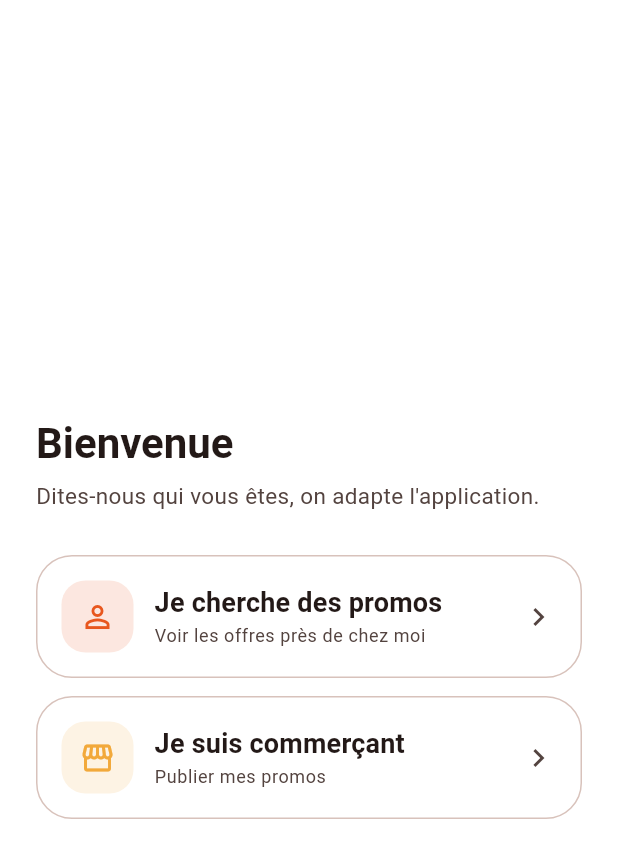
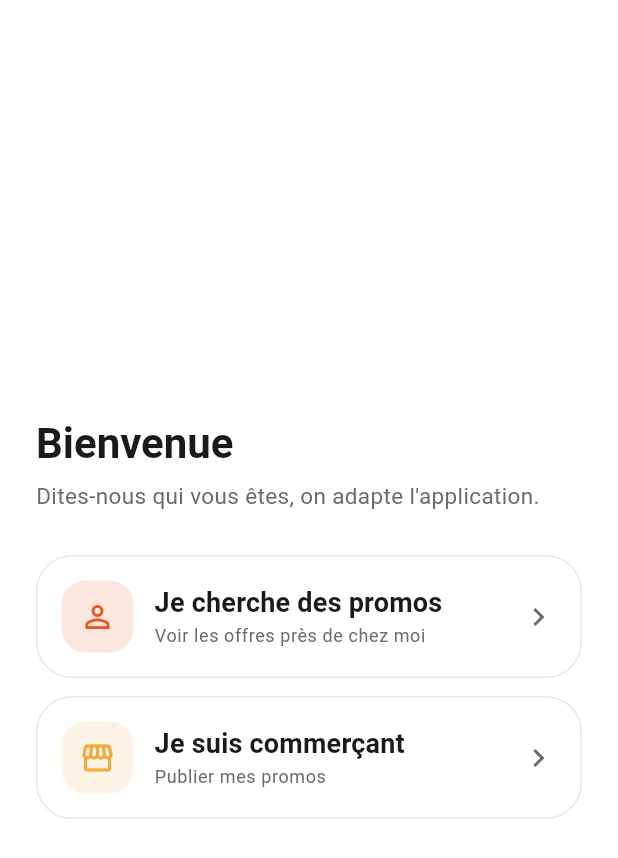
Before and after one commit to ecolealgerienne-ui/echangopromo, a Flutter app: the screen it shows after launch, on a phone screen of 412 x 824 dp. Shown: the top 858 px of the screen. Run offline on Flutter 3.47's test engine with Material 3 defaults, Android fonts, the phone set to English and light mode, and no system bars; our stand-ins replace cached_network_image, dio, flutter_image_compress, flutter_map, flutter_riverpod, flutter_secure_storage and 7 more; generated files the repository leaves out were written again; Roboto replaces fonts that are missing (Cairo, Ibm Plex Sans Arabic).

Commit message:
fix(mobile): fond réellement blanc, orange strictement en accent
Le passage de `surface` au blanc ne suffisait pas : `ColorScheme.fromSeed`
dérive TOUS les autres tons de la graine, donc onSurface, onSurfaceVariant,
outlineVariant, les fonds de conteneur et surtout surfaceTint (qui teinte en
orange toute surface élevée) restaient bruns. L'interface lisait
« beige/marron » alors que seule la graine était orange.

- ColorScheme construit à la main plutôt que par fromSeed : c'est le seul
  moyen de garantir qu'aucun des ~15 tons neutres ne dérive de l'orange. Un
  fromSeed().copyWith() laisserait passer tout ton oublié.
- Neutres explicites en gris purs (surfaces, textes, bordures), clair comme
  sombre — le sombre partait d'un brun 0xFF211710.
- surfaceTint à transparent : sans ça, chaque carte ou feuille surélevée
  reprend un voile orange.
- AppBar passe en blanc, titre en encre, icônes orange. Une barre pleine
  orange en tête de chaque écran pro faisait de l'orange la couleur
  dominante, pas un détail.
- Thèmes NavigationBar / BottomSheet / Dialog / Divider ajoutés pour couper
  la teinte d'élévation à ces endroits aussi.
- Couleur d'avertissement en ambre franc (0xFFD97706) : les bandeaux
  l'affichent à ~13 % sur blanc, et l'ambre foncé précédent y produisait un
  beige.

L'orange reste sur ce qui doit attirer l'œil : prix, badges de réduction,
sélection, boutons d'action, indicateur d'onglet.

```diff
--- a/apps/mobile/lib/app/theme.dart
+++ b/apps/mobile/lib/app/theme.dart
@@ -28,7 +28,11 @@ class AppSemanticColors extends ThemeExtension<AppSemanticColors> {
   final Color success;
   final Color warning;
 
-  static const light = AppSemanticColors(success: Color(0xFF2F9E62), warning: Color(0xFFB45309));
+  /// `warning` en ambre franc et non plus en ambre foncé (`0xFFB45309`) :
+  /// les bandeaux d'alerte l'affichent à ~13 % d'opacité sur blanc, et un
+  /// ambre trop sombre y produisait un beige — exactement le rendu « marron »
+  /// qu'on cherchait à supprimer.
+  static const light = AppSemanticColors(success: Color(0xFF2F9E62), warning: Color(0xFFD97706));
   static const dark = AppSemanticColors(success: Color(0xFF4ADE80), warning: Color(0xFFFBBF24));
 
   @override
@@ -46,29 +50,62 @@ class AppSemanticColors extends ThemeExtension<AppSemanticColors> {
   }
 }
 
-/// Système de design "Chaleureux & communautaire" (terracotta/safran) —
-/// piste choisie pour incarner le lien de quartier du pilote plutôt que les
-/// codes visuels "app durable" vert/bleu. L'icône de l'app est recolorée
-/// dans le même terracotta pour se distinguer des autres apps de la famille
-/// echango (qui restent en teal) sur l'écran d'accueil.
+/// Blanc franc, orange en accent (refonte 2026-07-29).
+///
+/// Le thème partait d'un `ColorScheme.fromSeed(seedColor: terracotta)` avec
+/// seul `surface` surchargé. Insuffisant : `fromSeed` dérive **tous** les
+/// autres tons de la graine, donc `onSurface`, `onSurfaceVariant`,
+/// `outlineVariant`, les fonds de conteneur et surtout `surfaceTint` (qui
+/// teinte en orange toute surface élevée) restaient bruns. Résultat, une
+/// interface qui lisait « beige/marron » alors que seule la graine était
+/// orange.
+///
+/// D'où des neutres **explicites**, indépendants de la graine : gris purs
+/// côté surfaces et textes, et l'orange réservé à ce qui doit attirer l'œil
+/// (prix, badges de réduction, sélection, boutons d'action). C'est cette
+/// séparation stricte qui donne « fond blanc, détails orange » — pas un
+/// simple éclaircissement de la teinte de fond.
 class AppTheme {
   AppTheme._();
 
   static const _terracotta = Color(0xFFE8571E);
   static const _safran = Color(0xFFF2A93B);
+  /// Orange plus clair sur fond sombre : le terracotta manque de contraste
+  /// une fois posé sur du noir.
+  static const _terracottaDark = Color(0xFFFF7A45);
 
-  /// Blanc pur (retour terrain 2026-07-29). Auparavant un crème
-  /// (`0xFFFDF6EE`) : l'ensemble tirait vers le beige et l'orange de la
-  /// marque, posé dessus, perdait sa force. Sur blanc, le terracotta est la
-  /// seule couleur saturée de l'écran — c'est ce qui fait « blanc avec un
-  /// effet orange » plutôt que « tout orange pâle ».
-  ///
-  /// Les nuances de surface intermédiaires (`surfaceContainerHighest`, fonds
-  /// de vignette...) restent dérivées du terracotta par `fromSeed` : elles
-  /// gardent donc une pointe de chaud, ce qui évite un gris neutre qui
-  /// jurerait avec la marque.
-  static const _surfaceLight = Color(0xFFFFFFFF);
-  static const _surfaceDark = Color(0xFF211710);
+  // --- Neutres clairs : gris purs, aucune trace de la graine orange ---
+  static const _white = Color(0xFFFFFFFF);
+  static const _ink = Color(0xFF1A1A1A);
+  static const _inkMuted = Color(0xFF6B6B6B);
+  static const _greyLowest = Color(0xFFFFFFFF);
+  static const _greyLow = Color(0xFFFAFAFA);
+  static const _grey = Color(0xFFF6F6F6);
+  static const _greyHigh = Color(0xFFF1F1F1);
+  static const _greyHighest = Color(0xFFEBEBEB);
+  static const _outlineLight = Color(0xFFC9C9C9);
+  static const _outlineVariantLight = Color(0xFFE6E6E6);
+
+  /// Fond des pastilles et indicateurs orange pâle — le seul endroit où une
+  /// surface est teintée, et volontairement (chip de catégorie sélectionnée,
+  /// indicateur d'onglet).
+  static const _orangeTintLight = Color(0xFFFFEDE4);
+  static const _onOrangeTintLight = Color(0xFF8A2E06);
+
+  // --- Neutres sombres : gris neutres également, plus de brun 0xFF211710 ---
+  static const _surfaceDark = Color(0xFF141414);
+  static const _inkDark = Color(0xFFECECEC);
+  static const _inkMutedDark = Color(0xFFA8A8A8);
+  static const _greyLowestDark = Color(0xFF0F0F0F);
+  static const _greyLowDark = Color(0xFF1A1A1A);
+  static const _greyDark = Color(0xFF1F1F1F);
+  static const _greyHighDark = Color(0xFF262626);
+  static const _greyHighestDark = Color(0xFF2E2E2E);
+  static const _outlineDark = Color(0xFF5A5A5A);
+  static const _outlineVariantDark = Color(0xFF303030);
+  static const _orangeTintDark = Color(0xFF3D1B0C);
+  static const _onOrangeTintDark = Color(0xFFFFCBB4);
+
   static const _errorLight = Color(0xFFD6303D);
   static const _errorDark = Color(0xFFF87171);
 
@@ -78,14 +115,59 @@ class AppTheme {
   static ThemeData _build({required Brightness brightness}) {
     final isDark = brightness == Brightness.dark;
 
-    final colorScheme = ColorScheme.fromSeed(
-      seedColor: _terracotta,
-      brightness: brightness,
-      primary: _terracotta,
-      secondary: _safran,
-      surface: isDark ? _surfaceDark : _surfaceLight,
-      error: isDark ? _errorDark : _errorLight,
-    );
+    /// `ColorScheme` construit à la main plutôt que par `fromSeed` : c'est le
+    /// seul moyen de garantir que pas un seul ton neutre ne soit dérivé de
+    /// l'orange. Un `fromSeed(...).copyWith(...)` laisserait passer tout ton
+    /// oublié, et il y en a une quinzaine.
+    final colorScheme = isDark
+        ? const ColorScheme.dark(
+            primary: _terracottaDark,
+            onPrimary: Color(0xFF3D1200),
+            primaryContainer: _orangeTintDark,
+            onPrimaryContainer: _onOrangeTintDark,
+            secondary: _safran,
+            onSecondary: Color(0xFF3D2A00),
+            secondaryContainer: _orangeTintDark,
+            onSecondaryContainer: _onOrangeTintDark,
+            surface: _surfaceDark,
+            onSurface: _inkDark,
+            onSurfaceVariant: _inkMutedDark,
+            surfaceContainerLowest: _greyLowestDark,
+            surfaceContainerLow: _greyLowDark,
+            surfaceContainer: _greyDark,
+            surfaceContainerHigh: _greyHighDark,
+            surfaceContainerHighest: _greyHighestDark,
+            outline: _outlineDark,
+            outlineVariant: _outlineVariantDark,
+            error: _errorDark,
+            onError: Color(0xFF3D0006),
+            // Neutralise la teinte d'élévation Material 3 : sans ça, toute
+            // carte ou feuille surélevée reprend un voile orange.
+            surfaceTint: Colors.transparent,
+          )
+        : const ColorScheme.light(
+            primary: _terracotta,
+            onPrimary: _white,
+            primaryContainer: _orangeTintLight,
+            onPrimaryContainer: _onOrangeTintLight,
+            secondary: _safran,
+            onSecondary: _ink,
+            secondaryContainer: _orangeTintLight,
+            onSecondaryContainer: _onOrangeTintLight,
+            surface: _white,
+            onSurface: _ink,
+            onSurfaceVariant: _inkMuted,
+            surfaceContainerLowest: _greyLowest,
+            surfaceContainerLow: _greyLow,
+            surfaceContainer: _grey,
+            surfaceContainerHigh: _greyHigh,
+            surfaceContainerHighest: _greyHighest,
+            outline: _outlineLight,
+            outlineVariant: _outlineVariantLight,
+            error: _errorLight,
+            onError: _white,
+            surfaceTint: Colors.transparent,
+          );
 
     final textTheme = _textTheme(colorScheme);
     final outline = colorScheme.outlineVariant;
@@ -97,12 +179,33 @@ class AppTheme {
       scaffoldBackgroundColor: colorScheme.surface,
       textTheme: textTheme,
       extensions: [isDark ? AppSemanticColors.dark : AppSemanticColors.light],
+      // Barre blanche, titre en encre, icônes orange. Une barre pleine
+      // orange en tête de chaque écran pro ferait de l'orange la couleur
+      // dominante, pas un détail — l'inverse de l'intention.
       appBarTheme: AppBarTheme(
-        backgroundColor: colorScheme.primary,
-        foregroundColor: colorScheme.onPrimary,
+        backgroundColor: colorScheme.surface,
+        foregroundColor: colorScheme.onSurface,
         elevation: 0,
-        titleTextStyle: textTheme.titleLarge?.copyWith(color: colorScheme.onPrimary),
-        iconTheme: IconThemeData(color: colorScheme.onPrimary),
+        scrolledUnderElevation: 0,
+        surfaceTintColor: Colors.transparent,
+        titleTextStyle: textTheme.titleLarge?.copyWith(color: colorScheme.onSurface),
+        iconTheme: IconThemeData(color: colorScheme.primary),
+        actionsIconTheme: IconThemeData(color: colorScheme.primary),
+      ),
+      navigationBarTheme: NavigationBarThemeData(
+        backgroundColor: colorScheme.surface,
+        indicatorColor: colorScheme.primaryContainer,
+        surfaceTintColor: Colors.transparent,
+        elevation: 0,
+      ),
+      dividerTheme: DividerThemeData(color: outline, thickness: 1),
+      bottomSheetTheme: BottomSheetThemeData(
+        backgroundColor: colorScheme.surface,
+        surfaceTintColor: Colors.transparent,
+      ),
+      dialogTheme: DialogThemeData(
+        backgroundColor: colorScheme.surface,
+        surfaceTintColor: Colors.transparent,
       ),
       cardTheme: CardThemeData(
         elevation: 0,
```
